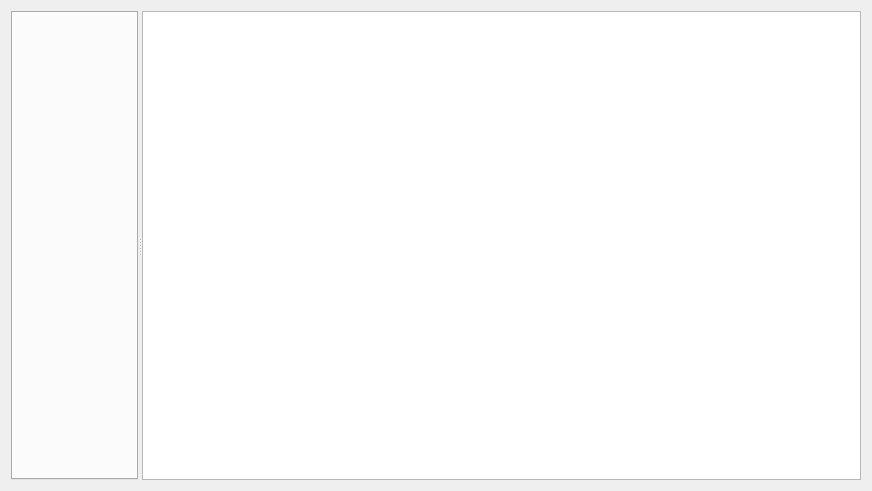
Old version of the form src/UI/Help.ui in the repository Drew-S/TerrainGenerator.
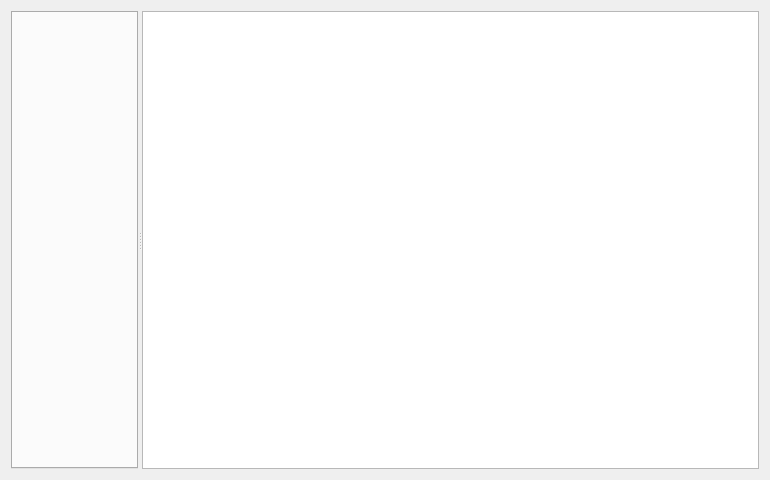
New version of the form.

Commit message: Made almost all help pages into application

Patch:
```diff
--- a/src/UI/Help.ui
+++ b/src/UI/Help.ui
@@ -6,8 +6,8 @@
    <rect>
     <x>0</x>
     <y>0</y>
-    <width>872</width>
-    <height>491</height>
+    <width>770</width>
+    <height>480</height>
    </rect>
   </property>
   <property name="windowTitle">
@@ -30,7 +30,20 @@
        <enum>QTabWidget::Rounded</enum>
       </property>
      </widget>
-     <widget class="QTextBrowser" name="text"/>
+     <widget class="QTextBrowser" name="text">
+      <property name="maximumSize">
+       <size>
+        <width>16777215</width>
+        <height>16777215</height>
+       </size>
+      </property>
+      <property name="styleSheet">
+       <string notr="true"/>
+      </property>
+      <property name="horizontalScrollBarPolicy">
+       <enum>Qt::ScrollBarAlwaysOff</enum>
+      </property>
+     </widget>
     </widget>
    </item>
   </layout>
```
The commit also changes 67 other files.
